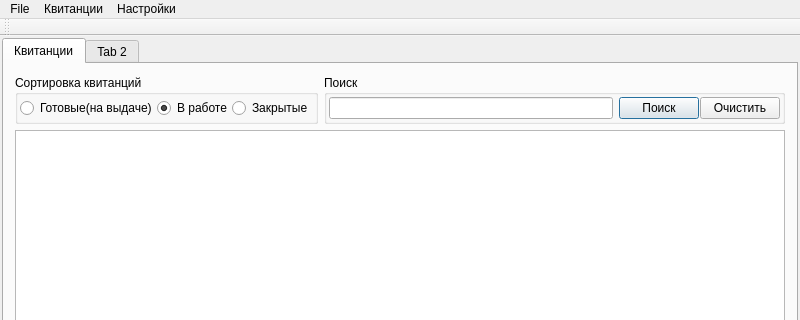
First picture: the form in mainwindow.ui, repository eboladev/XPPC, before the edit; both pictures show x 0 to 800 and y 0 to 320 of the 800 by 611 pixel window.
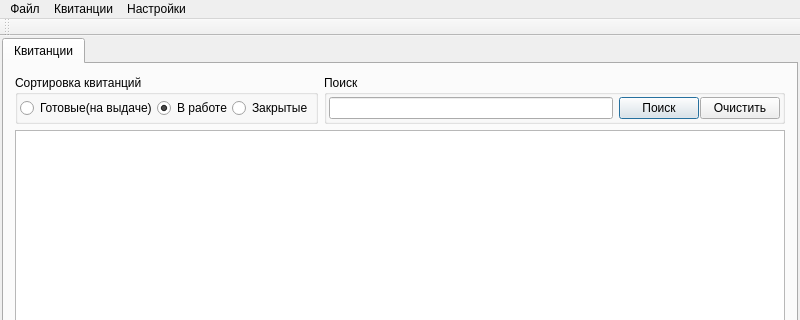
Second picture: the form after the edit.

```diff
--- a/mainwindow.ui
+++ b/mainwindow.ui
@@ -191,11 +191,6 @@
         </item>
        </layout>
       </widget>
-      <widget class="QWidget" name="tab_2">
-       <attribute name="title">
-        <string>Tab 2</string>
-       </attribute>
-      </widget>
      </widget>
     </item>
    </layout>
@@ -217,7 +212,7 @@
    </property>
    <widget class="QMenu" name="menuFile">
     <property name="title">
-     <string>File</string>
+     <string>Файл</string>
     </property>
     <addaction name="actionConnect"/>
     <addaction name="actionDisconnect"/>
```
Left out of the diff: 4 changed lines with no effect on the pictures.
